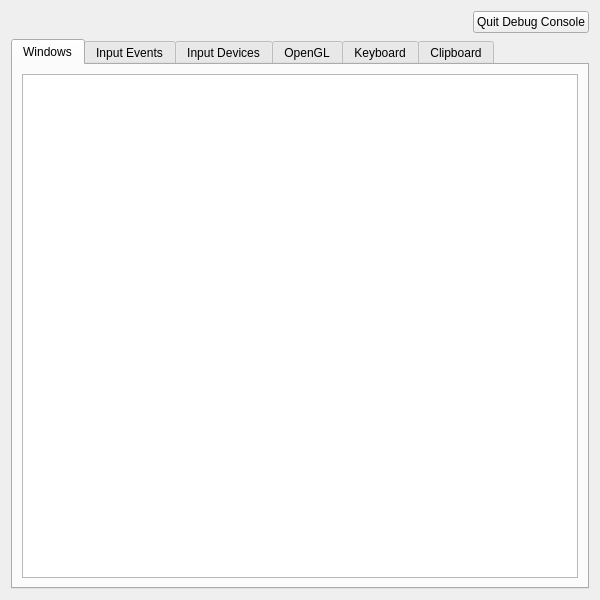
lfdevs/kwin, file src/debug_console.ui: the form before one commit.
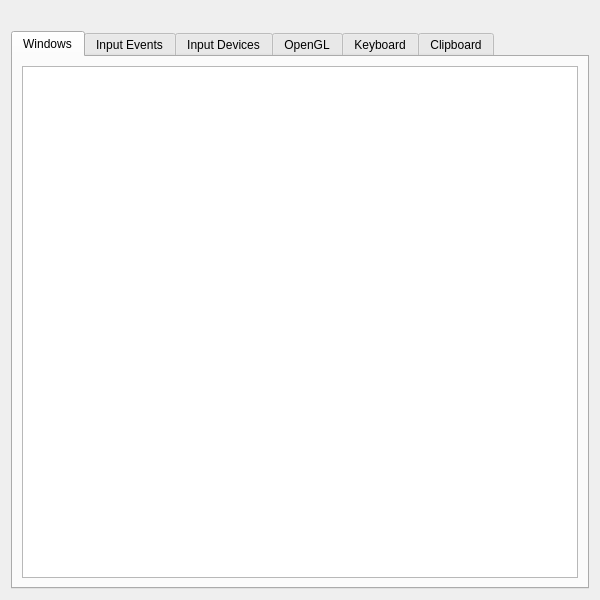
The form after the commit. Icons and pictures are not drawn.

```diff
--- a/src/debug_console.ui
+++ b/src/debug_console.ui
@@ -32,16 +32,6 @@
        </property>
       </spacer>
      </item>
-     <item>
-      <widget class="QPushButton" name="quitButton">
-       <property name="text">
-        <string>Quit Debug Console</string>
-       </property>
-       <property name="icon">
-        <iconset theme="QIcon::ThemeIcon::ApplicationExit"/>
-       </property>
-      </widget>
-     </item>
     </layout>
    </item>
    <item>
```
Left out of the diff: 3 changed lines with no effect on the pictures.
